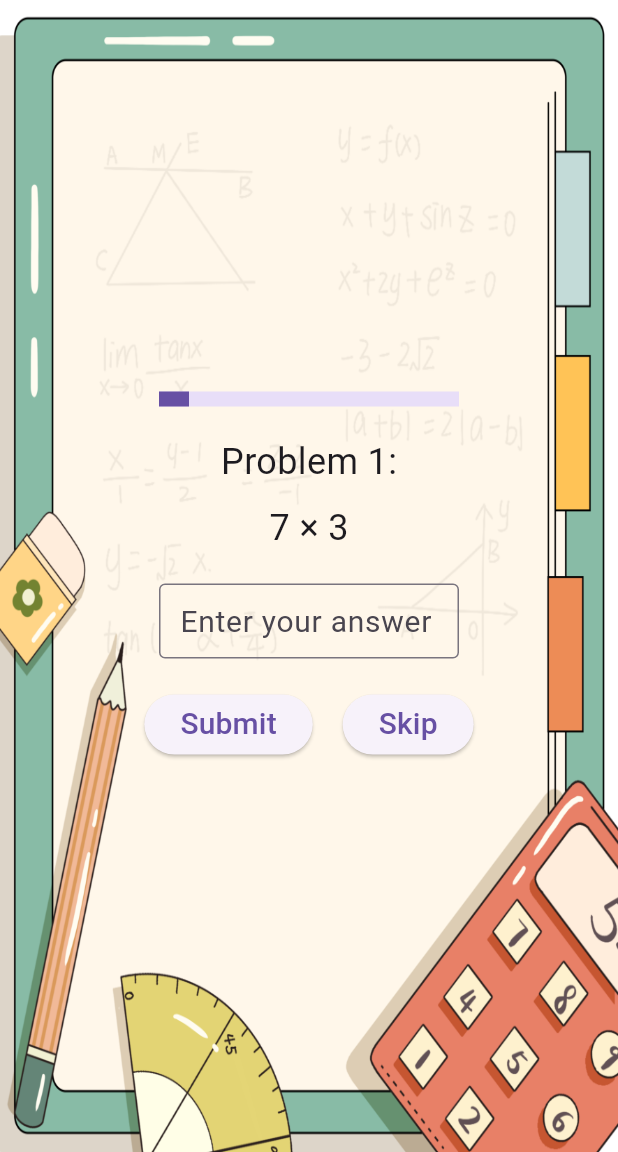
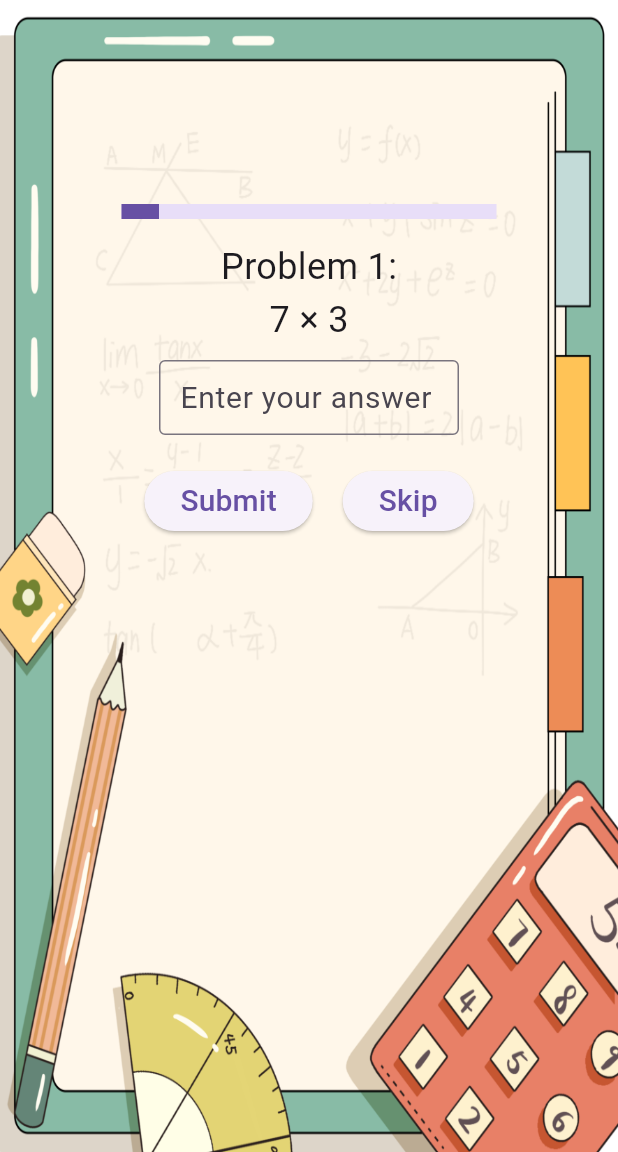
Before and after one commit to 22125546-Dillon/maths_quiz-main, a Flutter app: the ArithmeticDrillPage screen opened directly, on a phone screen of 412 x 824 dp, the part 84-1236 px from its top. Run offline on Flutter 3.47's test engine with Material 3 defaults, Android fonts, the phone set to English and light mode, and no system bars.

Commit message:
bug fixes

```diff
--- a/lib/main.dart
+++ b/lib/main.dart
@@ -259,7 +259,7 @@ class _ArithmeticDrillPageState extends State<ArithmeticDrillPage> {
   }
 
 
-  void _showSkipDialog() {  //
+  void _showSkipDialog() {
     showDialog(
       context: context,
       builder: (BuildContext context) {
@@ -311,29 +311,29 @@ class _ArithmeticDrillPageState extends State<ArithmeticDrillPage> {
             padding: const EdgeInsets.all(16.0),
             child: Column(
               crossAxisAlignment: CrossAxisAlignment.center,
-              mainAxisAlignment: MainAxisAlignment.center,
+              mainAxisAlignment: MainAxisAlignment.start,
               children: <Widget>[
                 Padding(
-                  padding: const EdgeInsets.only(top: 0.0),
+                  padding: const EdgeInsets.only(top: 120.0),
                   child: SizedBox(
-                    width: 200,
+                    width: 250,
                     child: LinearProgressIndicator(
                       minHeight: 10.0,
                       value: (_currentProblemIndex + 1) / 10,
                     ),
                   ),
                 ),
-                const SizedBox(height: 20),
+                const SizedBox(height: 15),
                 Text(
                   'Problem ${_currentProblemIndex + 1}:',
                   style: const TextStyle(fontSize: 24),
                 ),
-                const SizedBox(height: 10),
+                const SizedBox(height: 1),
                 Text(
                   _problems[_currentProblemIndex],
                   style: const TextStyle(fontSize: 24),
                 ),
-                const SizedBox(height: 20.0),
+                const SizedBox(height: 10.0),
                 SizedBox(
                   width: 200,
                   child: TextField(
```
